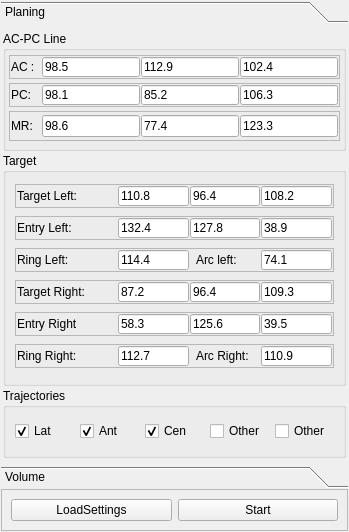
Old version of the form dev/BrainVis/planingwidget.ui in the repository waschkbaer/BrainVis.
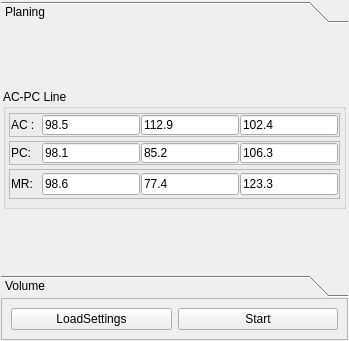
New version of the form. The open tabs and pages were chosen to show the change.

```diff
--- a/dev/BrainVis/planingwidget.ui
+++ b/dev/BrainVis/planingwidget.ui
@@ -7,7 +7,7 @@
     <x>0</x>
     <y>0</y>
     <width>349</width>
-    <height>532</height>
+    <height>341</height>
    </rect>
   </property>
   <property name="windowTitle">
@@ -40,8 +40,8 @@
         <rect>
          <x>0</x>
          <y>0</y>
-         <width>309</width>
-         <height>364</height>
+         <width>347</width>
+         <height>131</height>
         </rect>
        </property>
        <attribute name="label">
@@ -306,524 +306,6 @@
           </layout>
          </widget>
         </item>
-        <item>
-         <widget class="QGroupBox" name="Target">
-          <property name="title">
-           <string>Target</string>
-          </property>
-          <layout class="QVBoxLayout" name="verticalLayout_5">
-           <item>
-            <widget class="QFrame" name="frame_9">
-             <property name="maximumSize">
-              <size>
-               <width>16777215</width>
-               <height>24</height>
-              </size>
-             </property>
-             <property name="frameShape">
-              <enum>QFrame::StyledPanel</enum>
-             </property>
-             <property name="frameShadow">
-              <enum>QFrame::Raised</enum>
-             </property>
-             <layout class="QHBoxLayout" name="horizontalLayout_10">
-              <property name="spacing">
-               <number>1</number>
-              </property>
-              <property name="leftMargin">
-               <number>1</number>
-              </property>
-              <property name="topMargin">
-               <number>1</number>
-              </property>
-              <property name="rightMargin">
-               <number>1</number>
-              </property>
-              <property name="bottomMargin">
-               <number>1</number>
-              </property>
-              <item>
-               <widget class="QLabel" name="label_8">
-                <property name="minimumSize">
-                 <size>
-                  <width>100</width>
-                  <height>0</height>
-                 </size>
-                </property>
-                <property name="maximumSize">
-                 <size>
-                  <width>100</width>
-                  <height>16777215</height>
-                 </size>
-                </property>
-                <property name="text">
-                 <string>Target Left: </string>
-                </property>
-               </widget>
-              </item>
-              <item>
-               <widget class="QLineEdit" name="tLeftX">
-                <property name="text">
-                 <string>110.8</string>
-                </property>
-               </widget>
-              </item>
-              <item>
-               <widget class="QLineEdit" name="tLeftY">
-                <property name="text">
-                 <string>96.4</string>
-                </property>
-               </widget>
-              </item>
-              <item>
-               <widget class="QLineEdit" name="tLeftZ">
-                <property name="text">
-                 <string>108.2</string>
-                </property>
-               </widget>
-              </item>
-             </layout>
-            </widget>
-           </item>
-           <item>
-            <widget class="QFrame" name="frame_10">
-             <property name="maximumSize">
-              <size>
-               <width>16777215</width>
-               <height>24</height>
-              </size>
-             </property>
-             <property name="frameShape">
-              <enum>QFrame::StyledPanel</enum>
-             </property>
-             <property name="frameShadow">
-              <enum>QFrame::Raised</enum>
-             </property>
-             <layout class="QHBoxLayout" name="horizontalLayout_11">
-              <property name="spacing">
-               <number>1</number>
-              </property>
-              <property name="leftMargin">
-               <number>1</number>
-              </property>
-              <property name="topMargin">
-               <number>1</number>
-              </property>
-              <property name="rightMargin">
-               <number>1</number>
-              </property>
-              <property name="bottomMargin">
-               <number>1</number>
-              </property>
-              <item>
-               <widget class="QLabel" name="label_9">
-                <property name="minimumSize">
-                 <size>
-                  <width>100</width>
-                  <height>0</height>
-                 </size>
-                </property>
-                <property name="maximumSize">
-                 <size>
-                  <width>100</width>
-                  <height>16777215</height>
-                 </size>
-                </property>
-                <property name="text">
-                 <string>Entry Left:</string>
-                </property>
-               </widget>
-              </item>
-              <item>
-               <widget class="QLineEdit" name="eLeftX">
-                <property name="text">
-                 <string>132.4</string>
-                </property>
-               </widget>
-              </item>
-              <item>
-               <widget class="QLineEdit" name="eLeftY">
-                <property name="text">
-                 <string>127.8</string>
-                </property>
-               </widget>
-              </item>
-              <item>
-               <widget class="QLineEdit" name="eLeftZ">
-                <property name="text">
-                 <string>38.9</string>
-                </property>
-               </widget>
-              </item>
-             </layout>
-            </widget>
-           </item>
-           <item>
-            <widget class="QFrame" name="frame_6">
-             <property name="maximumSize">
-              <size>
-               <width>16777215</width>
-               <height>24</height>
-              </size>
-             </property>
-             <property name="frameShape">
-              <enum>QFrame::StyledPanel</enum>
-             </property>
-             <property name="frameShadow">
-              <enum>QFrame::Raised</enum>
-             </property>
-             <layout class="QHBoxLayout" name="horizontalLayout_7">
-              <property name="spacing">
-               <number>1</number>
-              </property>
-              <property name="leftMargin">
-               <number>1</number>
-              </property>
-              <property name="topMargin">
-               <number>1</number>
-              </property>
-              <property name="rightMargin">
-               <number>1</number>
-              </property>
-              <property name="bottomMargin">
-               <number>1</number>
-              </property>
-              <item>
-               <widget class="QLabel" name="label_5">
-                <property name="minimumSize">
-                 <size>
-                  <width>100</width>
-                  <height>0</height>
-                 </size>
-                </property>
-                <property name="maximumSize">
-                 <size>
-                  <width>100</width>
-                  <height>16777215</height>
-                 </size>
-                </property>
-                <property name="text">
-                 <string>Ring Left:</string>
-                </property>
-               </widget>
-              </item>
-              <item>
-               <widget class="QLineEdit" name="ringLeft">
-                <property name="text">
-                 <string>114.4</string>
-                </property>
-               </widget>
-              </item>
-              <item>
-               <widget class="QLabel" name="label_11">
-                <property name="minimumSize">
-                 <size>
-                  <width>70</width>
-                  <height>0</height>
-                 </size>
-                </property>
-                <property name="text">
-                 <string>  Arc left:</string>
-                </property>
-               </widget>
-              </item>
-              <item>
-               <widget class="QLineEdit" name="arcLeft">
-                <property name="text">
-                 <string>74.1</string>
-                </property>
-               </widget>
-              </item>
-             </layout>
-            </widget>
-           </item>
-           <item>
-            <widget class="QFrame" name="frame_8">
-             <property name="maximumSize">
-              <size>
-               <width>16777215</width>
-               <height>24</height>
-              </size>
-             </property>
-             <property name="frameShape">
-              <enum>QFrame::StyledPanel</enum>
-             </property>
-             <property name="frameShadow">
-              <enum>QFrame::Raised</enum>
-             </property>
-             <layout class="QHBoxLayout" name="horizontalLayout_9">
-              <property name="spacing">
-               <number>1</number>
-              </property>
-              <property name="leftMargin">
-               <number>1</number>
-              </property>
-              <property name="topMargin">
-               <number>1</number>
-              </property>
-              <property name="rightMargin">
-               <number>1</number>
-              </property>
-              <property name="bottomMargin">
-               <number>1</number>
-              </property>
-              <item>
-               <widget class="QLabel" name="label_7">
-                <property name="minimumSize">
-                 <size>
-                  <width>100</width>
-                  <height>0</height>
-                 </size>
-                </property>
-                <property name="maximumSize">
-                 <size>
-                  <width>100</width>
-                  <height>16777215</height>
-                 </size>
-                </property>
-                <property name="text">
-                 <string>Target Right: </string>
-                </property>
-               </widget>
-              </item>
-              <item>
-               <widget class="QLineEdit" name="tRightX">
-                <property name="text">
-                 <string>87.2</string>
-                </property>
-               </widget>
-              </item>
-              <item>
-               <widget class="QLineEdit" name="tRightY">
-                <property name="text">
-                 <string>96.4</string>
-                </property>
-               </widget>
-              </item>
-              <item>
-               <widget class="QLineEdit" name="tRightZ">
-                <property name="text">
-                 <string>109.3</string>
-                </property>
-               </widget>
-              </item>
-             </layout>
-            </widget>
-           </item>
-           <item>
-            <widget class="QFrame" name="frame_5">
-             <property name="maximumSize">
-              <size>
-               <width>16777215</width>
-               <height>24</height>
-              </size>
-             </property>
-             <property name="frameShape">
-              <enum>QFrame::StyledPanel</enum>
-             </property>
-             <property name="frameShadow">
-              <enum>QFrame::Raised</enum>
-             </property>
-             <layout class="QHBoxLayout" name="horizontalLayout_6">
-              <property name="spacing">
-               <number>1</number>
-              </property>
-              <property name="leftMargin">
-               <number>1</number>
-              </property>
-              <property name="topMargin">
-               <number>1</number>
-              </property>
-              <property name="rightMargin">
-               <number>1</number>
-              </property>
-              <property name="bottomMargin">
-               <number>1</number>
-              </property>
-              <item>
-               <widget class="QLabel" name="label_4">
-                <property name="minimumSize">
-                 <size>
-                  <width>100</width>
-                  <height>0</height>
-                 </size>
-                </property>
-                <property name="maximumSize">
-                 <size>
-                  <width>100</width>
-                  <height>16777215</height>
-                 </size>
-                </property>
-                <property name="text">
-                 <string>Entry Right</string>
-                </property>
-               </widget>
-              </item>
-              <item>
-               <widget class="QLineEdit" name="eRightX">
-                <property name="text">
-                 <string>58.3</string>
-                </property>
-               </widget>
-              </item>
-              <item>
-               <widget class="QLineEdit" name="eRightY">
-                <property name="text">
-                 <string>125.6</string>
-                </property>
-               </widget>
-              </item>
-              <item>
-               <widget class="QLineEdit" name="eRightZ">
-                <property name="text">
-                 <string>39.5</string>
-                </property>
-               </widget>
-              </item>
-             </layout>
-            </widget>
-           </item>
-           <item>
-            <widget class="QFrame" name="frame_7">
-             <property name="maximumSize">
-              <size>
-               <width>16777215</width>
-               <height>24</height>
-              </size>
-             </property>
-             <property name="frameShape">
-              <enum>QFrame::StyledPanel</enum>
-             </property>
-             <property name="frameShadow">
-              <enum>QFrame::Raised</enum>
-             </property>
-             <layout class="QHBoxLayout" name="horizontalLayout_8">
-              <property name="spacing">
-               <number>1</number>
-              </property>
-              <property name="leftMargin">
-               <number>1</number>
-              </property>
-              <property name="topMargin">
-               <number>1</number>
-              </property>
-              <property name="rightMargin">
-               <number>1</number>
-              </property>
-              <property name="bottomMargin">
-               <number>1</number>
-              </property>
-              <item>
-               <widget class="QLabel" name="label_6">
-                <property name="minimumSize">
-                 <size>
-                  <width>100</width>
-                  <height>0</height>
-                 </size>
-                </property>
-                <property name="maximumSize">
-                 <size>
-                  <width>100</width>
-                  <height>16777215</height>
-                 </size>
-                </property>
-                <property name="text">
-                 <string>Ring Right:</string>
-                </property>
-               </widget>
-              </item>
-              <item>
-               <widget class="QLineEdit" name="ringRight">
-                <property name="text">
-                 <string>112.7</string>
-                </property>
-               </widget>
-              </item>
-              <item>
-               <widget class="QLabel" name="label_10">
-                <property name="minimumSize">
-                 <size>
-                  <width>70</width>
-                  <height>0</height>
-                 </size>
-                </property>
-                <property name="text">
-                 <string>  Arc Right:</string>
-                </property>
-               </widget>
-              </item>
-              <item>
-               <widget class="QLineEdit" name="arcRight">
-                <property name="text">
-                 <string>110.9</string>
-                </property>
-               </widget>
-              </item>
-             </layout>
-            </widget>
-           </item>
-          </layout>
-         </widget>
-        </item>
-        <item>
-         <widget class="QGroupBox" name="Trajectories">
-          <property name="maximumSize">
-           <size>
-            <width>16777215</width>
-            <height>70</height>
-           </size>
-          </property>
-          <property name="title">
-           <string>Trajectories</string>
-          </property>
-          <layout class="QHBoxLayout" name="horizontalLayout_12">
-           <item>
-            <widget class="QCheckBox" name="trLat">
-             <property name="text">
-              <string>Lat</string>
-             </property>
-             <property name="checked">
-              <bool>true</bool>
-             </property>
-            </widget>
-           </item>
-           <item>
-            <widget class="QCheckBox" name="trAnt">
-             <property name="text">
-              <string>Ant</string>
-             </property>
-             <property name="checked">
-              <bool>true</bool>
-             </property>
-            </widget>
-           </item>
-           <item>
-            <widget class="QCheckBox" name="trCen">
-             <property name="text">
-              <string>Cen</string>
-             </property>
-             <property name="checked">
-              <bool>true</bool>
-             </property>
-            </widget>
-           </item>
-           <item>
-            <widget class="QCheckBox" name="tr2">
-             <property name="text">
-              <string>Other</string>
-             </property>
-            </widget>
-           </item>
-           <item>
-            <widget class="QCheckBox" name="tr1">
-             <property name="text">
-              <string>Other</string>
-             </property>
-            </widget>
-           </item>
-          </layout>
-         </widget>
-        </item>
        </layout>
       </widget>
       <widget class="QWidget" name="Volume">
```
Left out of the diff: 107 changed lines with no effect on the pictures.
